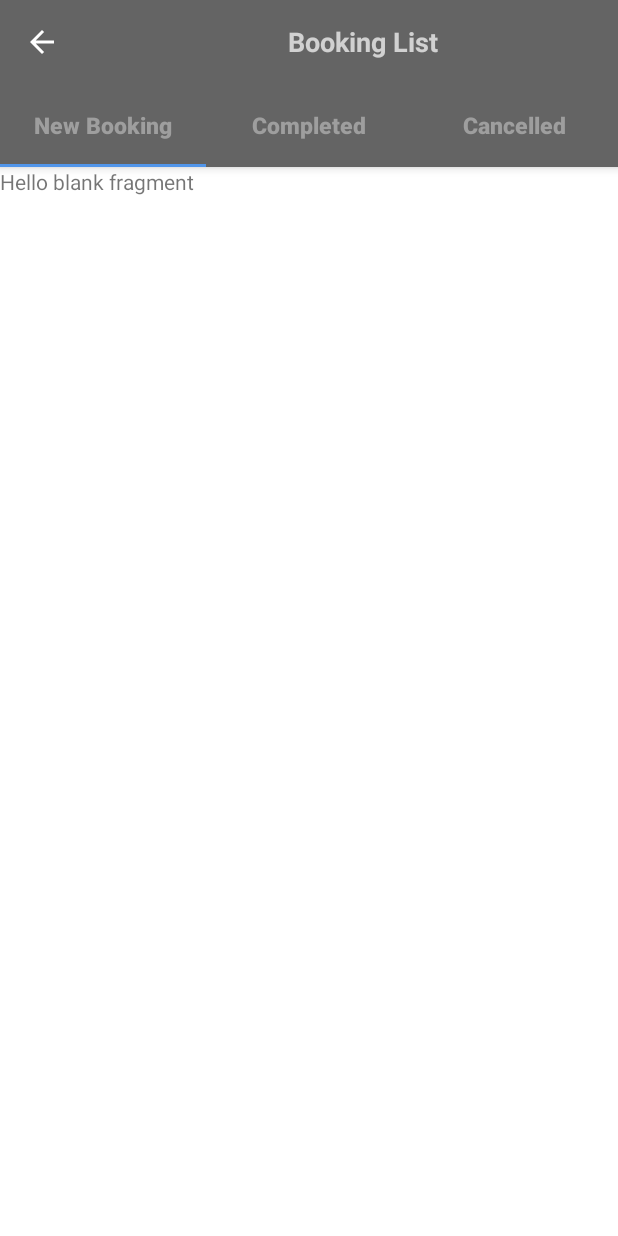
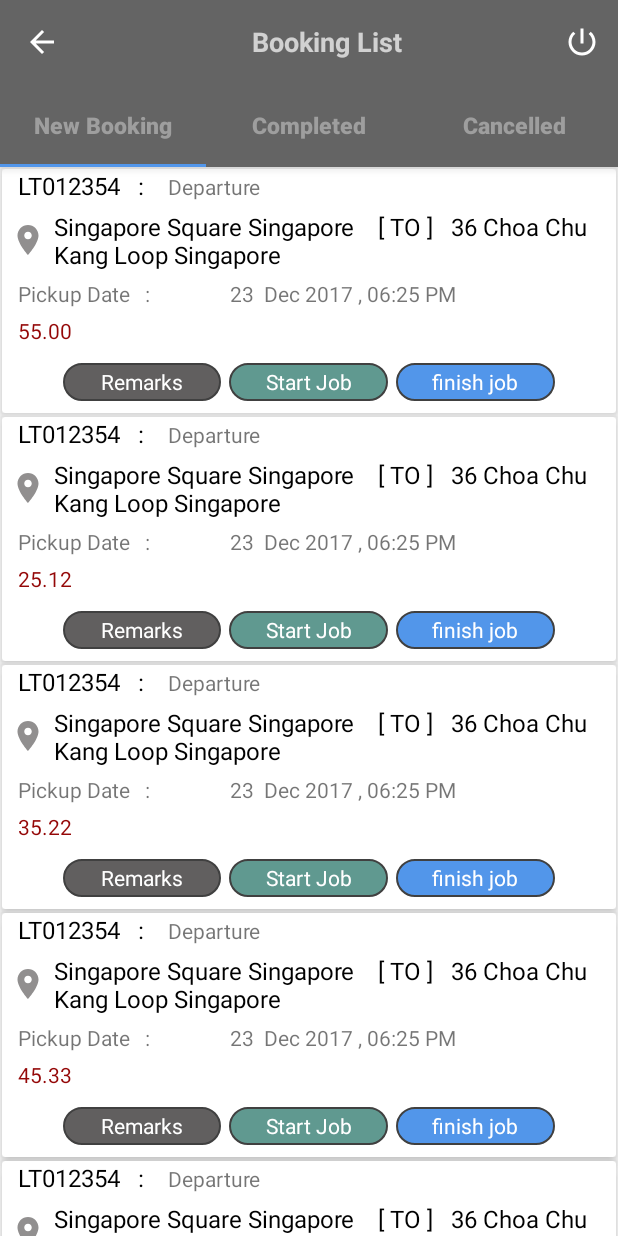
Before and after one commit to mkpmusafir/MaxicabDriver, an Android app: the HomeActivity screen opened directly, with no data from a screen before it, on a phone screen of 412 x 824 dp. Run offline under Robolectric (Android 15) with nearby library versions, the phone set to English and light mode, and no system bars.

Commit message:
add new design
add new design

```diff
--- /dev/null
+++ b/app/src/main/java/bthrust/maxicabdriver/Adapter/newBookingAdapter.java
@@ -0,0 +1,83 @@
+package bthrust.maxicabdriver.Adapter;
+
+import android.app.Dialog;
+import android.content.Context;
+import android.support.v4.app.FragmentActivity;
+import android.support.v7.widget.RecyclerView;
+import android.view.LayoutInflater;
+import android.view.View;
+import android.view.ViewGroup;
+import android.widget.Button;
+import android.widget.EditText;
+import android.widget.TextView;
+
+import java.util.List;
+
+import bthrust.maxicabdriver.Bean.ModelClass;
+import bthrust.maxicabdriver.R;
+
+/**
+ * Created by win-3 on 1/23/2018.
+ */
+
+public class newBookingAdapter extends RecyclerView.Adapter<newBookingAdapter.ViewHolder> {
+    private Context context;
+    private List<ModelClass> items;
+    ModelClass modelClass;
+    public newBookingAdapter(Context context, List<ModelClass> items) {
+        this.context = context;
+        this.items = items;
+    }
+
+    @Override
+    public newBookingAdapter.ViewHolder onCreateViewHolder(ViewGroup parent, int viewType) {
+        View view = LayoutInflater.from(parent.getContext()).inflate(R.layout.newbooking_list_items , parent ,false);
+        return new ViewHolder(view);
+    }
+
+    @Override
+    public void onBindViewHolder(newBookingAdapter.ViewHolder holder, int position) {
+        modelClass = items.get(position);
+        holder.paymentMod.setText(items.get(position).getPaymentMod());
+        holder.itemView.setTag(modelClass);
+    }
+
+    @Override
+    public int getItemCount() {
+        return items.size();
+    }
+
+    public class ViewHolder extends RecyclerView.ViewHolder{
+        public TextView paymentMod;
+        public TextView remarks_BTN;
+        public ViewHolder(final View itemView) {
+            super(itemView);
+
+            paymentMod = itemView.findViewById(R.id.paymentMod);
+            remarks_BTN = itemView.findViewById(R.id.remarks_BTN);
+
+            remarks_BTN.setOnClickListener(new View.OnClickListener() {
+                @Override
+                public void onClick(View view) {
+                    Context context = itemView.getContext();
+
+                    final Dialog dialog = new Dialog(context);
+                    dialog.setContentView(R.layout.remark_layout);
+                    dialog.setCanceledOnTouchOutside(false);
+                    dialog.setCancelable(false);
+                    EditText driverRemark_Edit = (EditText) dialog.findViewById(R.id.driverRemark_Edit);
+                    TextView close_BTN = (TextView) dialog.findViewById(R.id.close_BTN);
+                    close_BTN.setOnClickListener(new View.OnClickListener() {
+                        @Override
+                        public void onClick(View view) {
+                            dialog.dismiss();
+                        }
+                    });
+                    dialog.show();
+                }
+            });
+
+
+        }
+    }
+}
--- /dev/null
+++ b/app/src/main/java/bthrust/maxicabdriver/Bean/ModelClass.java
@@ -0,0 +1,20 @@
+package bthrust.maxicabdriver.Bean;
+
+/**
+ * Created by win-3 on 1/23/2018.
+ */
+
+public class ModelClass {
+    private String paymentMod;
+
+
+    public String getPaymentMod() {
+        return paymentMod;
+    }
+
+    public void setPaymentMod(String paymentMod) {
+        this.paymentMod = paymentMod;
+    }
+
+
+}
--- a/app/src/main/java/bthrust/maxicabdriver/Fragment/NewBookingFragment.java
+++ b/app/src/main/java/bthrust/maxicabdriver/Fragment/NewBookingFragment.java
@@ -4,14 +4,25 @@ import android.content.Context;
 import android.net.Uri;
 import android.os.Bundle;
 import android.support.v4.app.Fragment;
+import android.support.v7.widget.GridLayoutManager;
+import android.support.v7.widget.RecyclerView;
 import android.view.LayoutInflater;
 import android.view.View;
 import android.view.ViewGroup;
 
+import java.util.ArrayList;
+import java.util.List;
+
+import bthrust.maxicabdriver.Adapter.newBookingAdapter;
+import bthrust.maxicabdriver.Bean.ModelClass;
 import bthrust.maxicabdriver.R;
 
 
 public class NewBookingFragment extends Fragment {
+
+    private String arraypaymode[] = {"55.00","25.12" , "35.22" , "45.33" , "78.00"};
+    private newBookingAdapter adapter;
+
 
     @Override
     public void onCreate(Bundle savedInstanceState) {
@@ -27,7 +38,28 @@ public class NewBookingFragment extends Fragment {
         // Inflate the layout for this fragment
         View view = inflater.inflate(R.layout.fragment_new_booking, container, false);
 
+        RecyclerView newBooking_RecyclerView = (RecyclerView) view.findViewById(R.id.newBooking_RecyclerView);
+        newBooking_RecyclerView.setHasFixedSize(true);
+        RecyclerView.LayoutManager layoutManager = new GridLayoutManager(getActivity() ,1);
+        newBooking_RecyclerView.setLayoutManager(layoutManager);
+
+        List<ModelClass> items = loadData();
+        adapter = new newBookingAdapter(getActivity() ,items);
+        newBooking_RecyclerView.setAdapter(adapter);
+
         return view;
+    }
+
+    private List<ModelClass> loadData() {
+
+        List<ModelClass> list = new ArrayList<ModelClass>();
+        for(int i = 0 ; i < arraypaymode.length; i++){
+            ModelClass modelClass = new ModelClass();
+            modelClass.setPaymentMod(arraypaymode[i]);
+            list.add(modelClass);
+        }
+
+        return list;
     }
 
 
--- a/app/src/main/res/layout/fragment_new_booking.xml
+++ b/app/src/main/res/layout/fragment_new_booking.xml
@@ -2,12 +2,13 @@
     xmlns:tools="http://schemas.android.com/tools"
     android:layout_width="match_parent"
     android:layout_height="match_parent"
+    android:background="@android:color/white"
     tools:context="bthrust.maxicabdriver.Fragment.NewBookingFragment">
 
     <!-- TODO: Update blank fragment layout -->
-    <TextView
-        android:layout_width="match_parent"
-        android:layout_height="match_parent"
-        android:text="@string/hello_blank_fragment" />
+<android.support.v7.widget.RecyclerView
+    android:id="@+id/newBooking_RecyclerView"
+    android:layout_width="match_parent"
+    android:layout_height="match_parent"></android.support.v7.widget.RecyclerView>
 
 </FrameLayout>
--- a/app/src/main/res/layout/newbooking_list_items.xml
+++ b/app/src/main/res/layout/newbooking_list_items.xml
@@ -17,7 +17,7 @@
             android:layout_width="match_parent"
             android:layout_height="40dp"
             android:background="@color/lightbackcolor"
-            android:visibility="visible"
+            android:visibility="gone"
             android:weightSum="2">
 
             <TextView
@@ -200,7 +200,7 @@
                 </LinearLayout>
 
                 <TextView
-                    android:id="@+id/paymentMode"
+                    android:id="@+id/paymentMod"
                     android:layout_width="match_parent"
                     android:layout_height="match_parent"
                     android:gravity=""
@@ -221,18 +221,18 @@
                     android:gravity="center">
 
                     <TextView
-                        android:id="@+id/remarkDriver"
+                        android:id="@+id/remarks_BTN"
                         android:layout_width="0dp"
                         android:layout_height="25dp"
                         android:layout_alignParentRight="true"
                         android:layout_marginRight="5dp"
                         android:background="@drawable/remarkbutton_shape"
                         android:gravity="center"
-                        android:text="Remark"
+                        android:text="Remarks"
                         android:layout_weight="1"
                         android:textColor="@android:color/white" />
                     <TextView
-                        android:id="@+id/allocatData"
+                        android:id="@+id/startjob_BTN"
                         android:layout_width="0dp"
                         android:layout_height="25dp"
                         android:layout_weight="1"
@@ -243,7 +243,7 @@
                         android:textColor="@android:color/white" />
 
                     <TextView
-                        android:id="@+id/copyData"
+                        android:id="@+id/finishjob_BTN"
                         android:layout_width="0dp"
                         android:layout_height="25dp"
                         android:layout_alignParentRight="true"
@@ -251,7 +251,7 @@
                         android:background="@drawable/stopbutton_shape"
                         android:gravity="center"
                         android:layout_weight="1"
-                        android:text="Stop Job"
+                        android:text="finish job"
                         android:layout_marginLeft="5dp"
                         android:textColor="@android:color/white" />
 
```
Also changed, not shown: app/src/main/java/bthrust/maxicabdriver/HomeActivity.java (+20 -0 lines), app/src/main/java/bthrust/maxicabdriver/LoginActivity.java (+0 -18 lines), app/src/main/res/drawable/remark_shape.xml (added, +13 -0 lines), app/src/main/res/layout/activity_login.xml (+9 -1 lines), app/src/main/res/layout/remark_layout.xml (added, +94 -0 lines).
